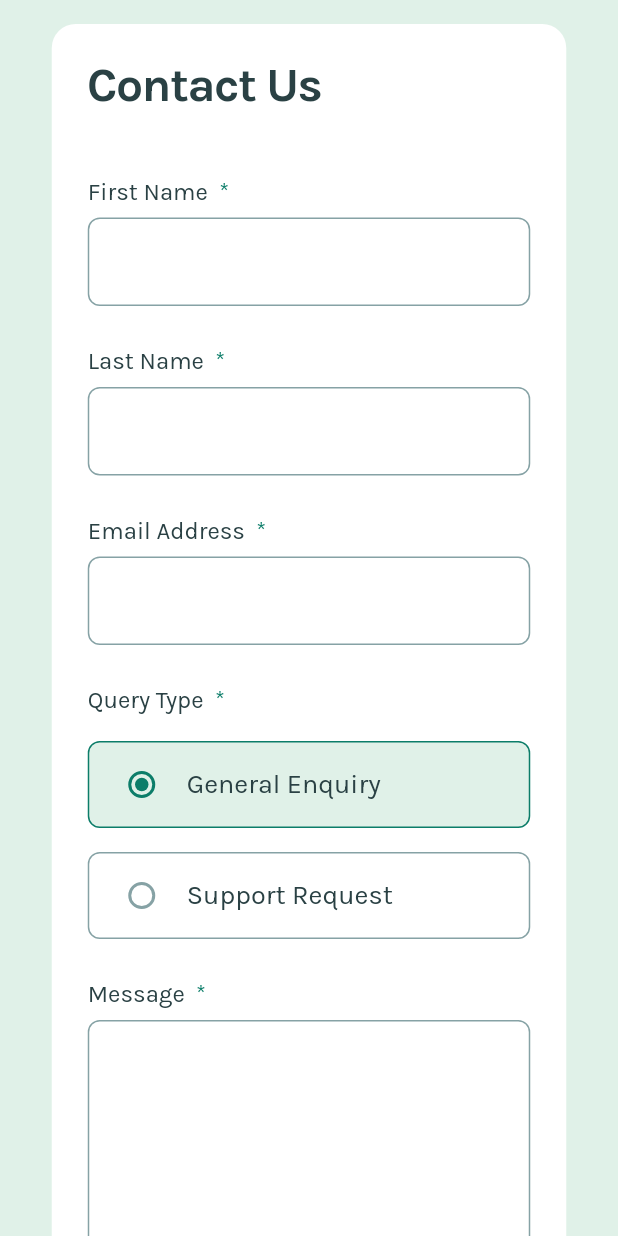
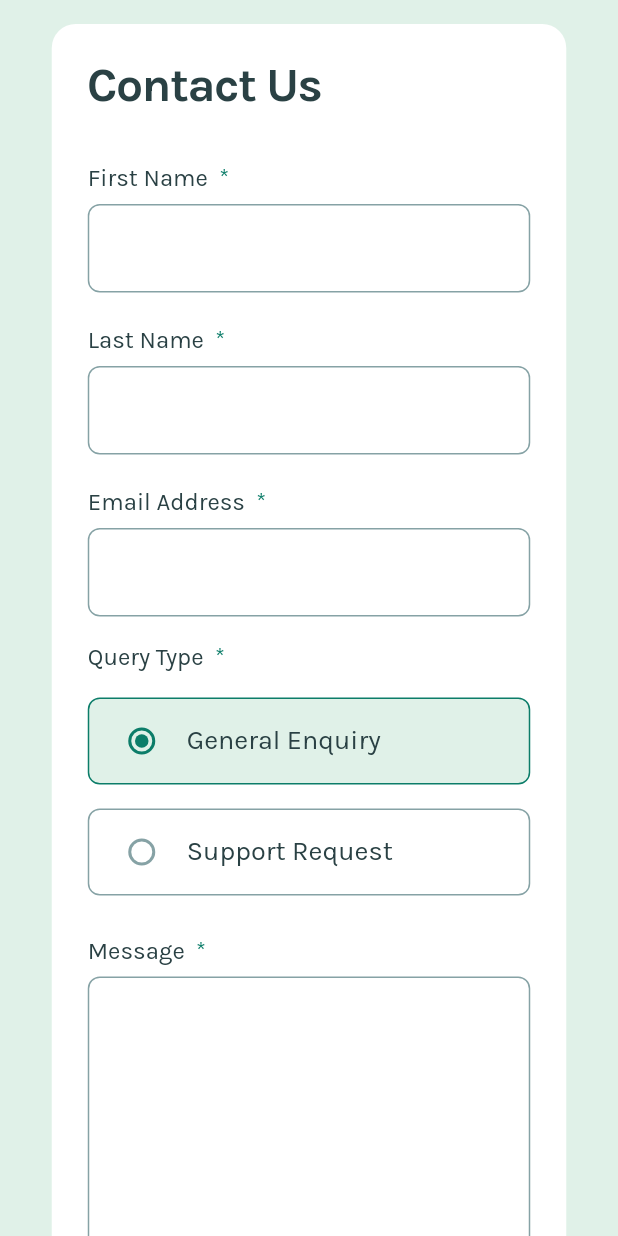
Before and after one commit to JustANipple/contact_form_flutter, a Flutter app: the screen it shows after launch, on a phone screen of 412 x 824 dp. Run offline on Flutter 3.47's test engine with Material 3 defaults, Android fonts, the phone set to English and light mode, and no system bars; our stand-ins replace google_fonts.

```diff
--- a/lib/main.dart
+++ b/lib/main.dart
@@ -20,6 +20,7 @@ class MainApp extends StatelessWidget {
       create: (BuildContext context) => FormProvider(),
       child: Consumer<FormProvider>(
         builder: (context, formProvider, child) => MaterialApp(
+          debugShowCheckedModeBanner: false,
           theme: lightTheme,
           home: const Scaffold(
             backgroundColor: Color.fromRGBO(224, 241, 232, 1),
@@ -68,28 +69,28 @@ class _ContactFormState extends State<ContactForm> {
                     .headlineLarge!
                     .copyWith(color: Theme.of(context).colorScheme.onPrimary),
               ),
-              const SizedBox(height: 44),
+              const SizedBox(height: 35),
               const LabeledInput(
                 isRequired: true,
                 label: "First Name",
                 height: 51,
                 error: "This field is required",
               ),
-              const SizedBox(height: 25),
+              const SizedBox(height: 20),
               const LabeledInput(
                 isRequired: true,
                 label: "Last Name",
                 height: 51,
                 error: "This field is required",
               ),
-              const SizedBox(height: 25),
+              const SizedBox(height: 20),
               const LabeledInput(
                 isRequired: true,
                 label: "Email Address",
                 height: 51,
                 error: "Please enter a valid email address",
               ),
-              const SizedBox(height: 25),
+              const SizedBox(height: 15),
               const RadioButtons(),
               const SizedBox(height: 25),
               const LabeledInput(
@@ -97,9 +98,9 @@ class _ContactFormState extends State<ContactForm> {
                 label: "Message",
                 height: 216,
                 error: "This field is required",
-                minLines: 10,
+                minLines: 8,
               ),
-              const SizedBox(height: 25),
+              const SizedBox(height: 30),
               const LabeledCheckbox(),
               const SizedBox(height: 40),
               SubmitButton(formKey: _formKey),
```
Also changed, not shown: design/desktop-design.jpg (added), design/desktop-preview.jpg (added), design/error-state.jpg (added), design/focus-and-active-state.jpg (added), design/hover-state.jpg (added), design/mobile-design.jpg (added), design/mobile_solution.png (added), design/mobile_solution_submitted.png (added), design/success-state.jpg (added), 2 other files.
